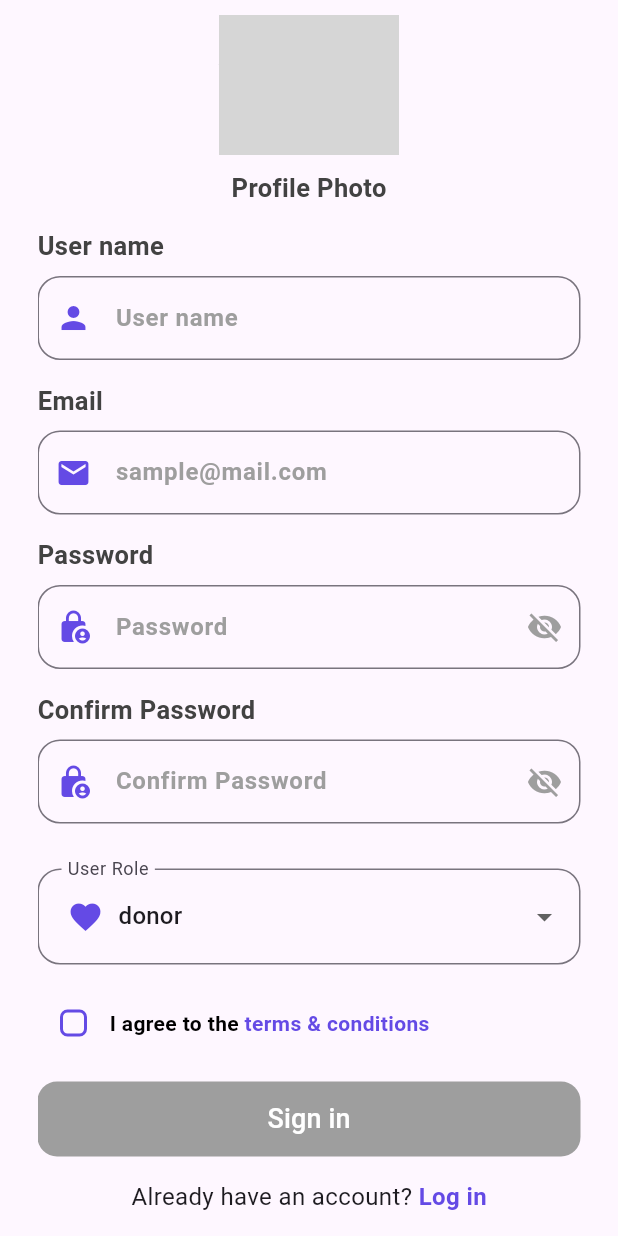
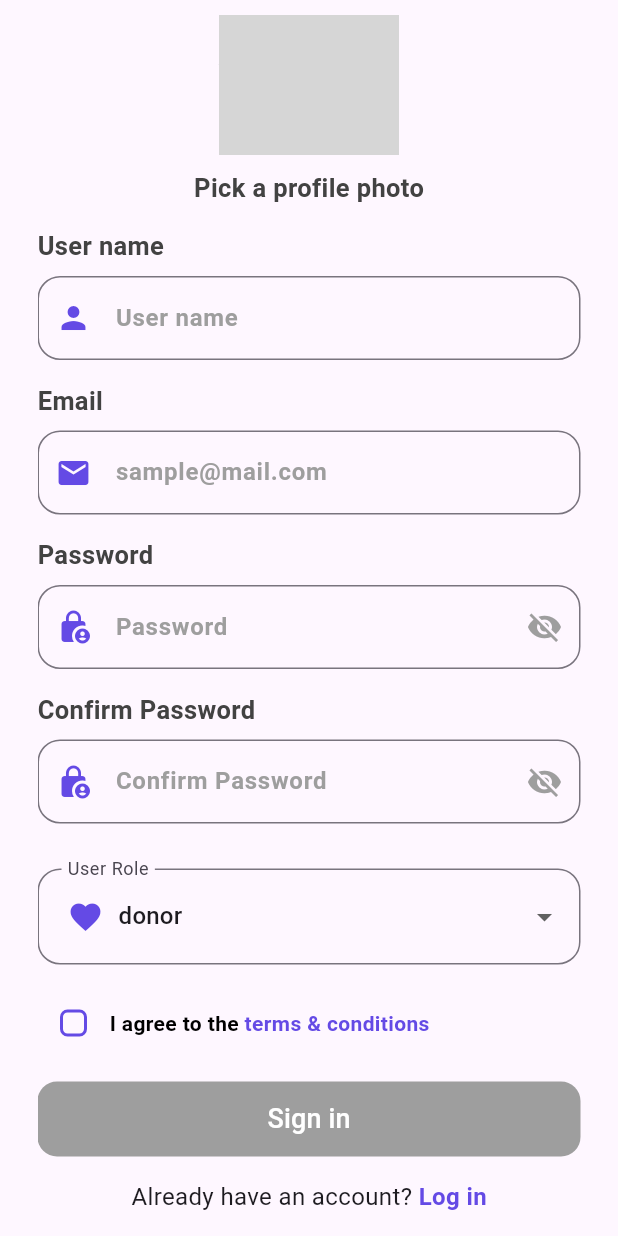
Before and after one commit to Yassa-hue/graduation-project-flutter, a Flutter app: the UserFormPage screen opened directly, scrolled down 353 dp, on a phone screen of 412 x 824 dp. Run offline on Flutter 3.47's test engine with Material 3 defaults, Android fonts, the phone set to English and light mode, and no system bars; our stand-ins replace cloud_firestore, firebase_core, firebase_messaging, firebase_storage, image_picker, shared_preferences; accounts and stored records are empty; grey boxes are pictures that could not be loaded.

```diff
--- a/lib/pages/user_form_page.dart
+++ b/lib/pages/user_form_page.dart
@@ -162,7 +162,7 @@ class _UserFormPageState extends State<UserFormPage> {
                 const SizedBox(height: 10),
                 Center(
                   child: Text(
-                    'Profile Photo',
+                    'Pick a profile photo',
                     style: TextStyle(
                         fontWeight: FontWeight.bold,
                         fontSize: 17,
```
